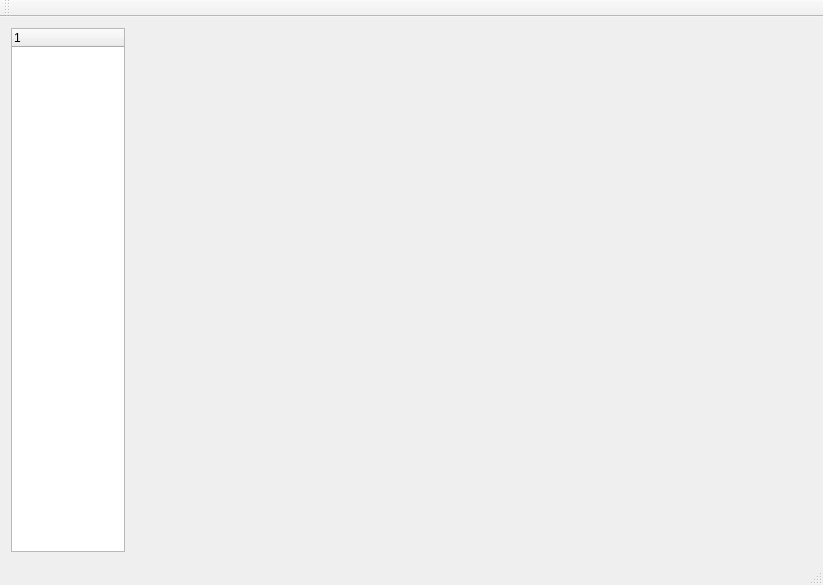
Above: UI/MainWindow/ui/MainWindow.ui from aikezi123/OpenCvProject before the change. Below: the same form after it.
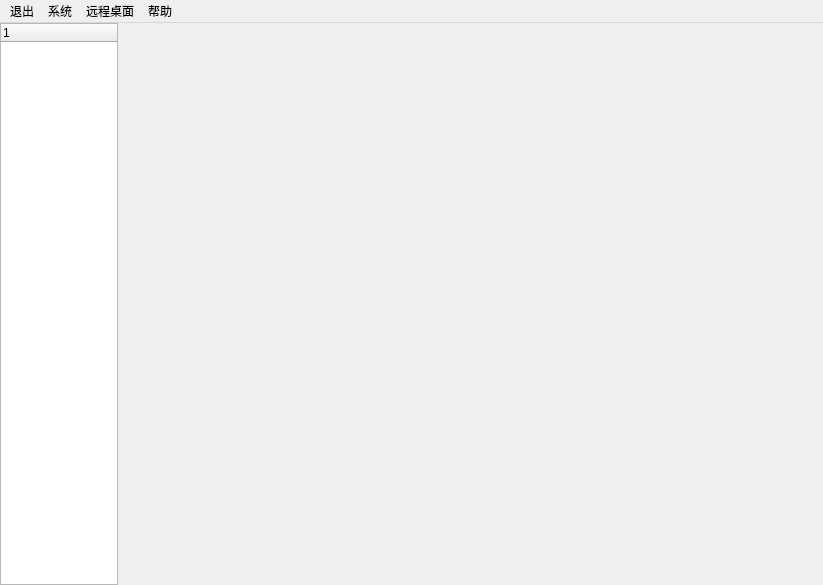
That is the form after the change.

Patch:
```diff
--- a/UI/MainWindow/ui/MainWindow.ui
+++ b/UI/MainWindow/ui/MainWindow.ui
@@ -15,6 +15,21 @@
   </property>
   <widget class="QWidget" name="centralWidget">
    <layout class="QHBoxLayout" name="horizontalLayout" stretch="1,6">
+    <property name="spacing">
+     <number>0</number>
+    </property>
+    <property name="leftMargin">
+     <number>0</number>
+    </property>
+    <property name="topMargin">
+     <number>0</number>
+    </property>
+    <property name="rightMargin">
+     <number>0</number>
+    </property>
+    <property name="bottomMargin">
+     <number>0</number>
+    </property>
     <item>
      <widget class="QTreeWidget" name="treeWidget">
       <column>
@@ -41,16 +56,31 @@
      <height>21</height>
     </rect>
    </property>
+   <widget class="QMenu" name="menu">
+    <property name="title">
+     <string>退出</string>
+    </property>
+   </widget>
+   <widget class="QMenu" name="menu_2">
+    <property name="title">
+     <string>系统</string>
+    </property>
+   </widget>
+   <widget class="QMenu" name="menu_3">
+    <property name="title">
+     <string>远程桌面</string>
+    </property>
+   </widget>
+   <widget class="QMenu" name="menu_4">
+    <property name="title">
+     <string>帮助</string>
+    </property>
+   </widget>
+   <addaction name="menu"/>
+   <addaction name="menu_2"/>
+   <addaction name="menu_3"/>
+   <addaction name="menu_4"/>
   </widget>
-  <widget class="QToolBar" name="mainToolBar">
-   <attribute name="toolBarArea">
-    <enum>TopToolBarArea</enum>
-   </attribute>
-   <attribute name="toolBarBreak">
-    <bool>false</bool>
-   </attribute>
-  </widget>
-  <widget class="QStatusBar" name="statusBar"/>
  </widget>
  <layoutdefault spacing="6" margin="11"/>
  <resources/>
```
